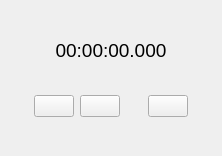
noname043/Multitimer, file ui/counter.ui: the form before one commit.
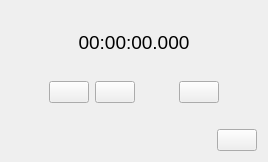
The form after the commit.

Commit message: SettingsDialog added. Counters may have custom alarms.

The edit to the form file:
```diff
--- a/ui/counter.ui
+++ b/ui/counter.ui
@@ -6,8 +6,8 @@
    <rect>
     <x>0</x>
     <y>0</y>
-    <width>222</width>
-    <height>156</height>
+    <width>268</width>
+    <height>162</height>
    </rect>
   </property>
   <property name="windowTitle">
@@ -23,8 +23,8 @@
        </property>
        <property name="sizeHint" stdset="0">
         <size>
-         <width>20</width>
-         <height>40</height>
+         <width>199</width>
+         <height>13</height>
         </size>
        </property>
       </spacer>
@@ -51,8 +51,8 @@
        </property>
        <property name="sizeHint" stdset="0">
         <size>
-         <width>20</width>
-         <height>40</height>
+         <width>199</width>
+         <height>13</height>
         </size>
        </property>
       </spacer>
@@ -128,12 +128,36 @@
        </property>
        <property name="sizeHint" stdset="0">
         <size>
-         <width>20</width>
-         <height>40</height>
+         <width>199</width>
+         <height>13</height>
         </size>
        </property>
       </spacer>
      </item>
+     <item>
+      <layout class="QHBoxLayout" name="horizontalLayout_2">
+       <item>
+        <spacer name="horizontalSpacer_4">
+         <property name="orientation">
+          <enum>Qt::Horizontal</enum>
+         </property>
+         <property name="sizeHint" stdset="0">
+          <size>
+           <width>40</width>
+           <height>20</height>
+          </size>
+         </property>
+        </spacer>
+       </item>
+       <item>
+        <widget class="QPushButton" name="settings">
+         <property name="text">
+          <string/>
+         </property>
+        </widget>
+       </item>
+      </layout>
+     </item>
     </layout>
    </item>
   </layout>
```
The commit also changes 6 other files.
